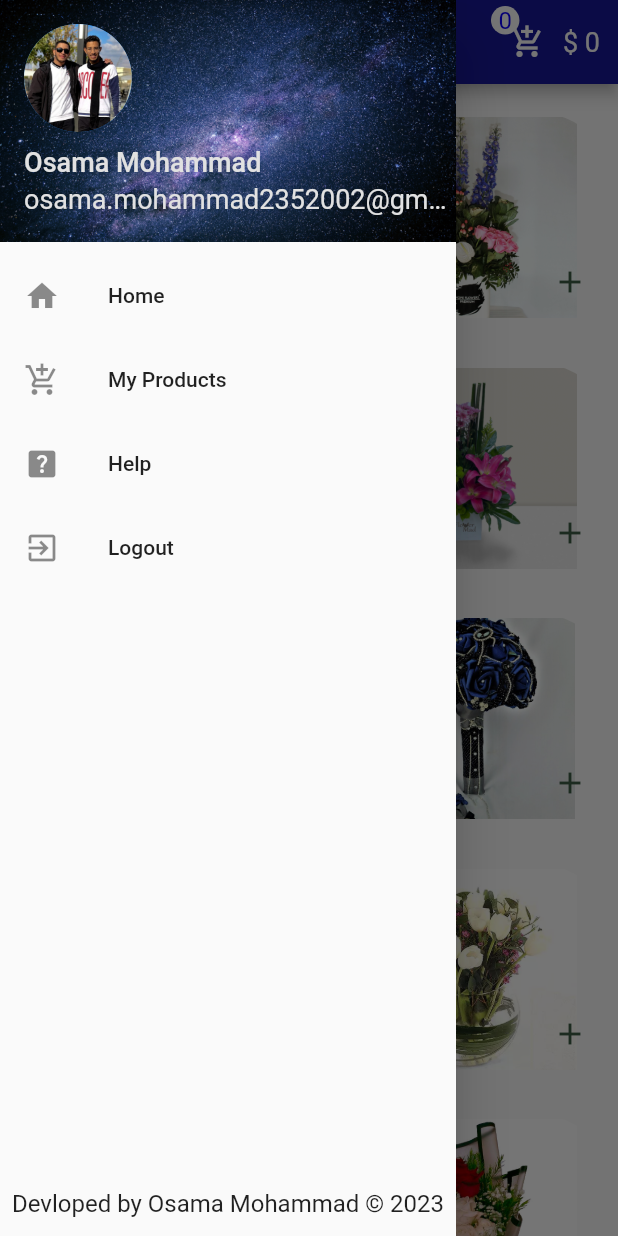
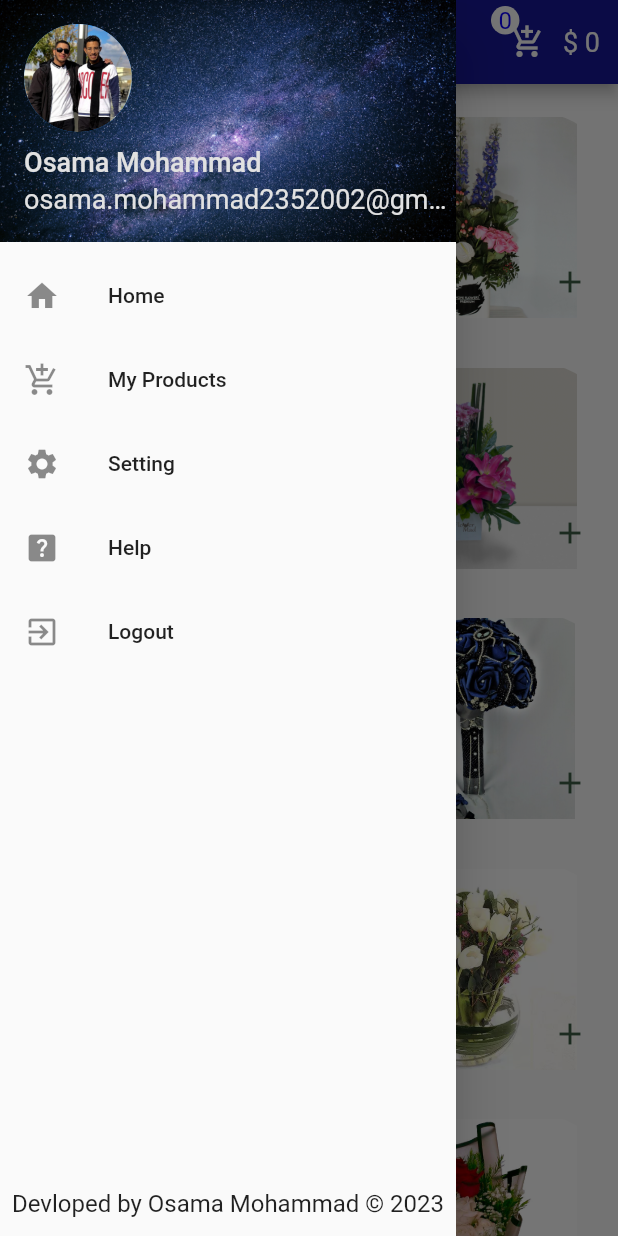
Before and after one commit to OsamaMohammadAbdalaziz/Flower-App, a Flutter app: the screen it shows after launch, with the side drawer open, on a phone screen of 412 x 824 dp. Run offline on Flutter 3.47's test engine with Material 2 defaults, Android fonts, the phone set to English and light mode, and no system bars.

Commit message:
add Setting in drawer/ Home

```diff
--- a/lib/pages/Home.dart
+++ b/lib/pages/Home.dart
@@ -116,6 +116,11 @@ class Home extends StatelessWidget {
                     },
                   ),
                   ListTile(
+                    title: Text("Setting"),
+                    leading: Icon(Icons.settings),
+                    onTap: () {},
+                  ),
+                  ListTile(
                     title: Text("Help"),
                     leading: Icon(Icons.help_center),
                     onTap: () {},
@@ -125,10 +130,10 @@ class Home extends StatelessWidget {
                     leading: Icon(Icons.exit_to_app),
                     onTap: () {
                       Navigator.pushReplacement(
-                            context,
-                            MaterialPageRoute(
-                              builder: ((context) => const Login()),
-                            ));
+                          context,
+                          MaterialPageRoute(
+                            builder: ((context) => const Login()),
+                          ));
                     },
                   ),
                 ],
```
